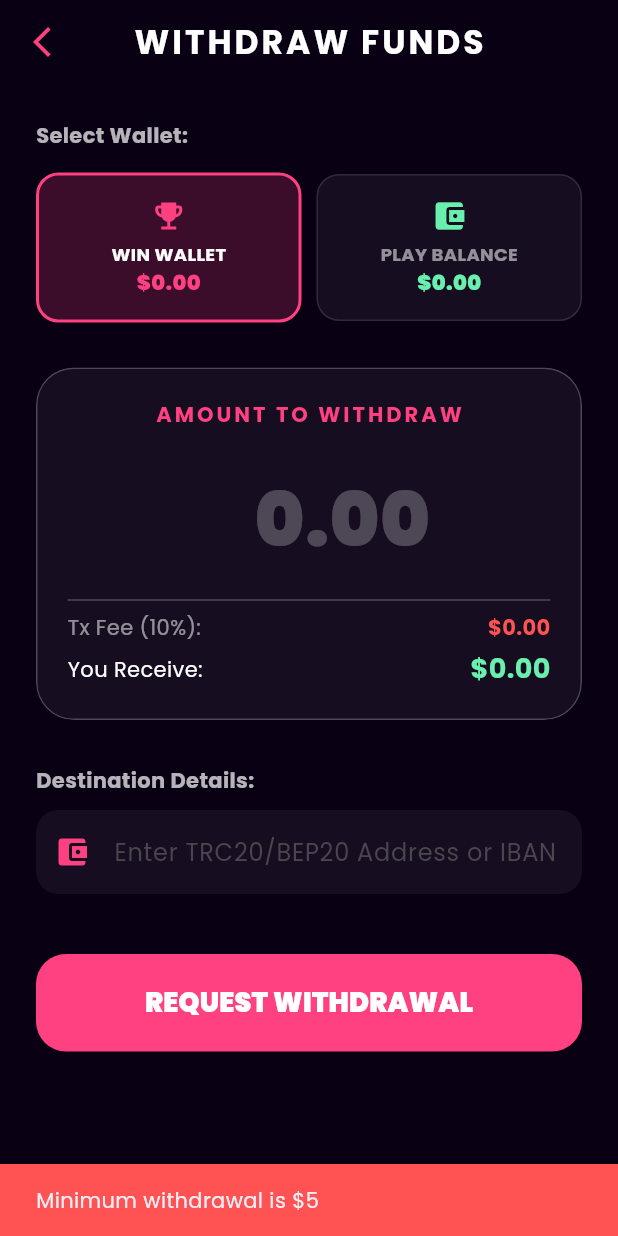
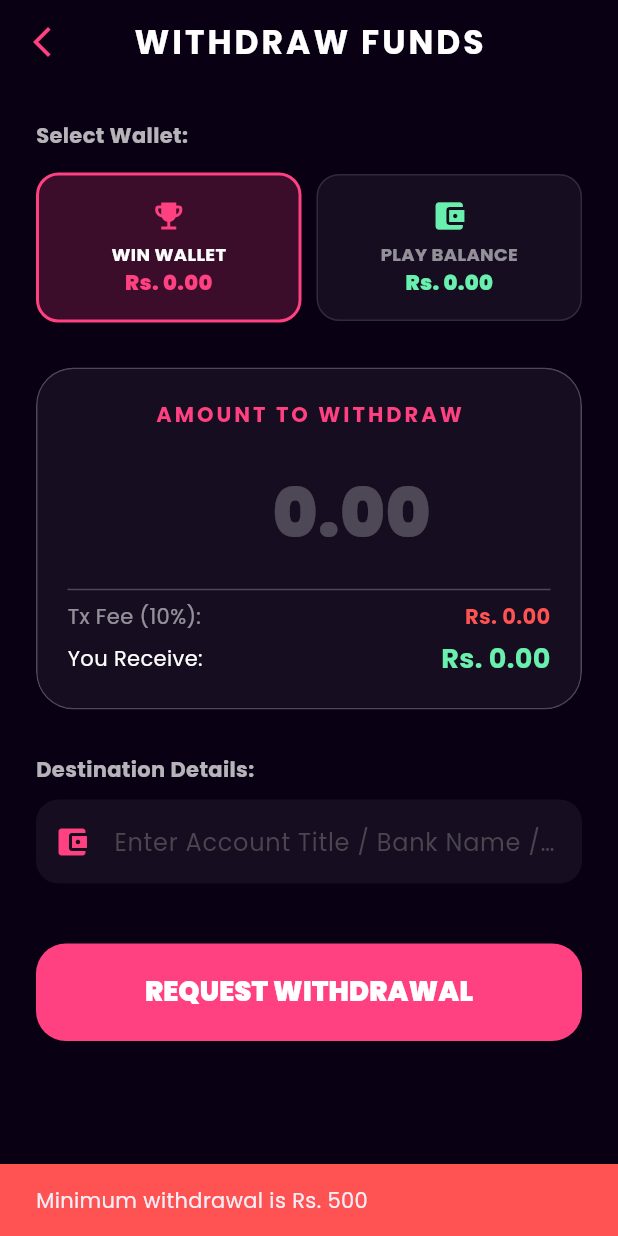
Before and after one commit to ggcwin/jp_app, a Flutter app: the WithdrawScreen screen opened directly, after a tap on "REQUEST WITHDRAWAL", on a phone screen of 412 x 824 dp. Run offline on Flutter 3.47's test engine with Material 3 defaults, Android fonts, the phone set to English and light mode, and no system bars; our stand-ins replace google_fonts, lottie, qr_flutter, shared_preferences; accounts and stored records are empty; network calls fail.

Commit message:
secrecy upgraded

```diff
--- a/lib/screens/my_tickets_screen.dart
+++ b/lib/screens/my_tickets_screen.dart
@@ -115,8 +115,9 @@ class _MyTicketsScreenState extends State<MyTicketsScreen> {
                 Column(
                   crossAxisAlignment: CrossAxisAlignment.end,
                   children: [
+                    // ✨ FIX: Dollar ki jagah Rs. aur 2 decimal places lagaye gaye hain
                     Text(
-                      '\$${price.toStringAsFixed(3)}',
+                      'Rs. ${price.toStringAsFixed(2)}',
                       style: const TextStyle(
                         color: Colors.white,
                         fontWeight: FontWeight.w900,
--- a/lib/screens/withdraw_screen.dart
+++ b/lib/screens/withdraw_screen.dart
@@ -50,14 +50,16 @@ class _WithdrawScreenState extends State<WithdrawScreen> {
   }
 
   void _handleWithdraw() async {
-    final amountText = _amountController.text.replaceAll('\$', '');
+    // ✨ FIX: Rs. replace kiya gaya hai
+    final amountText = _amountController.text.replaceAll('Rs.', '').trim();
     final amount = double.tryParse(amountText);
     final address = _addressController.text.trim();
 
-    if (amount == null || amount < 5) {
+    // ✨ FIX: Minimum limit Rs. 500 kar di gayi hai
+    if (amount == null || amount < 500) {
       ScaffoldMessenger.of(context).showSnackBar(
         const SnackBar(
-          content: Text('Minimum withdrawal is \$5'),
+          content: Text('Minimum withdrawal is Rs. 500'),
           backgroundColor: Colors.redAccent,
         ),
       );
@@ -145,8 +147,9 @@ class _WithdrawScreenState extends State<WithdrawScreen> {
                   fontWeight: FontWeight.bold,
                 ),
               ),
+              // ✨ FIX: Rs. Symbol
               Text(
-                '\$${balance.toStringAsFixed(2)}',
+                'Rs. ${balance.toStringAsFixed(2)}',
                 style: TextStyle(
                   color: color,
                   fontSize: 14,
@@ -250,7 +253,7 @@ class _WithdrawScreenState extends State<WithdrawScreen> {
                           ),
                           textAlign: TextAlign.center,
                           style: const TextStyle(
-                            fontSize: 50,
+                            fontSize: 45, // Thora chota kiya fit karne ke liye
                             fontWeight: FontWeight.w900,
                             color: Colors.white,
                           ),
@@ -258,9 +261,10 @@ class _WithdrawScreenState extends State<WithdrawScreen> {
                             border: InputBorder.none,
                             hintText: '0.00',
                             hintStyle: TextStyle(color: Colors.white24),
-                            prefixText: '\$ ',
+                            // ✨ FIX: Prefix ab Rs. hai
+                            prefixText: 'Rs. ',
                             prefixStyle: TextStyle(
-                              fontSize: 50,
+                              fontSize: 35,
                               color: Colors.pinkAccent,
                             ),
                           ),
@@ -273,8 +277,9 @@ class _WithdrawScreenState extends State<WithdrawScreen> {
                               'Tx Fee (10%):',
                               style: TextStyle(color: Colors.white54),
                             ),
+                            // ✨ FIX: Rs. Symbol
                             Text(
-                              '\$${_feeAmount.toStringAsFixed(2)}',
+                              'Rs. ${_feeAmount.toStringAsFixed(2)}',
                               style: const TextStyle(
                                 color: Colors.redAccent,
                                 fontWeight: FontWeight.bold,
@@ -290,8 +295,9 @@ class _WithdrawScreenState extends State<WithdrawScreen> {
                               'You Receive:',
                               style: TextStyle(color: Colors.white),
                             ),
+                            // ✨ FIX: Rs. Symbol
                             Text(
-                              '\$${_payableAmount.toStringAsFixed(2)}',
+                              'Rs. ${_payableAmount.toStringAsFixed(2)}',
                               style: const TextStyle(
                                 color: Colors.greenAccent,
                                 fontSize: 18,
@@ -320,7 +326,7 @@ class _WithdrawScreenState extends State<WithdrawScreen> {
                 controller: _addressController,
                 style: const TextStyle(color: Colors.white),
                 decoration: InputDecoration(
-                  hintText: 'Enter TRC20/BEP20 Address or IBAN',
+                  hintText: 'Enter Account Title / Bank Name / IBAN',
                   filled: true,
                   fillColor: Colors.white.withOpacity(0.05),
                   border: OutlineInputBorder(
```
Also changed, not shown: lib/screens/create_voucher_screen.dart (+17 -10 lines), lib/screens/dashboard_screen.dart (+7 -5 lines).
